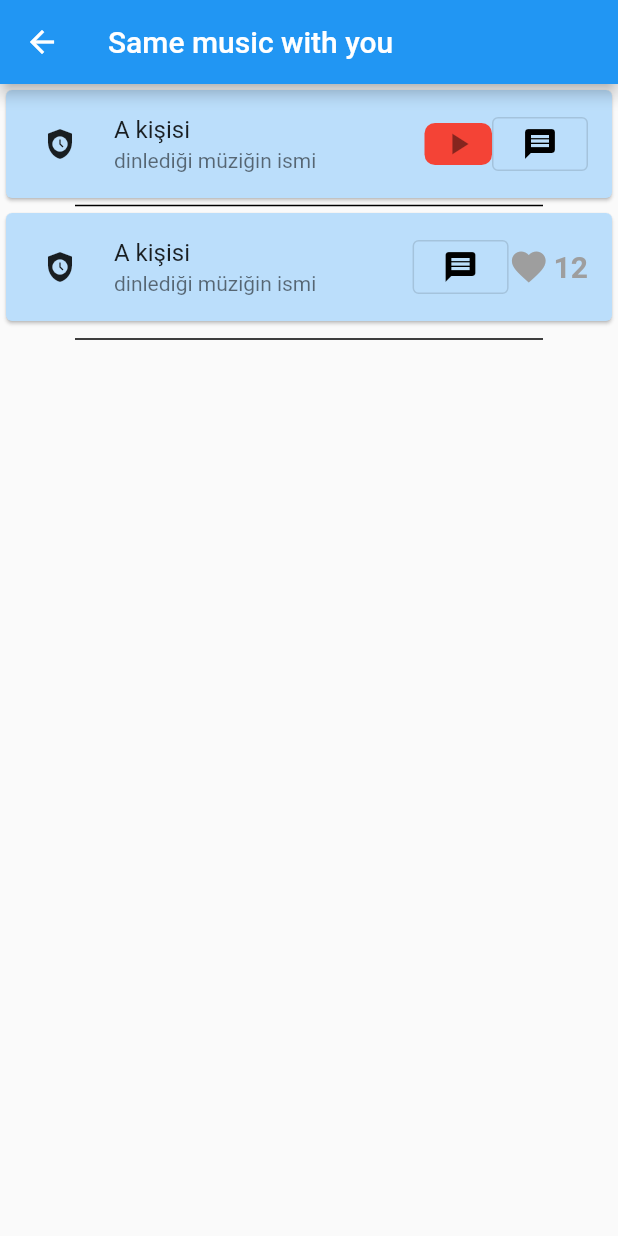
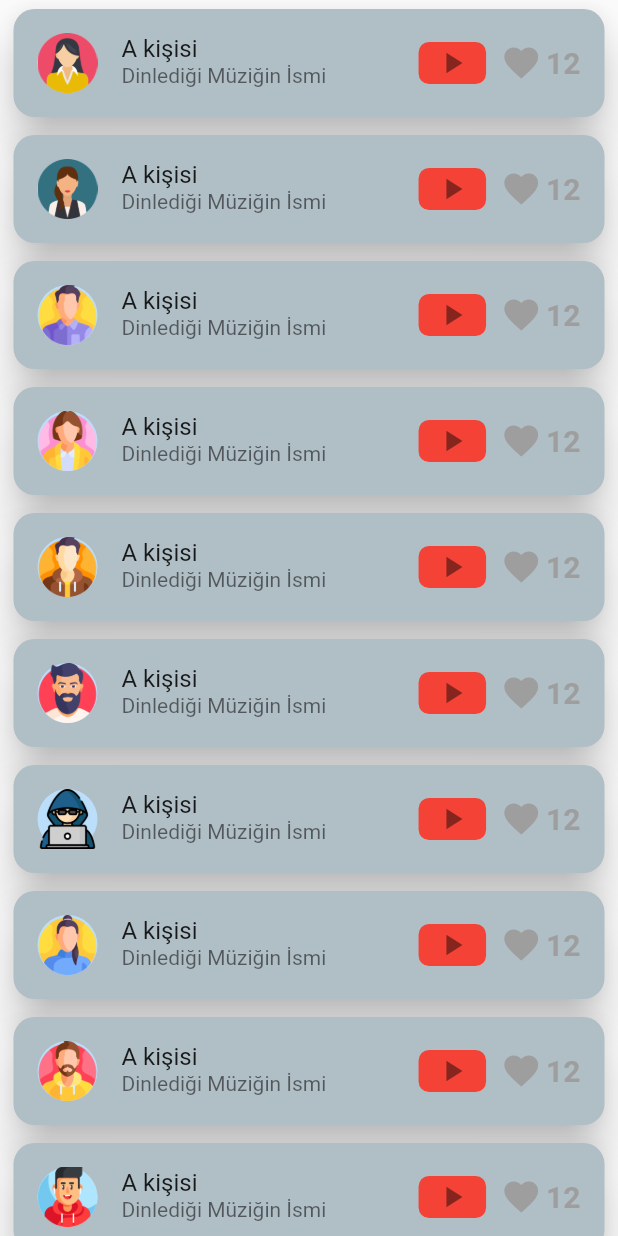
Before and after one commit to KODADASI04/Smart_Music_Selection, a Flutter app: the Sayfa widget shown alone on an empty page, opened directly, on a phone screen of 412 x 824 dp. Run offline on Flutter 3.47's test engine with Material 2 defaults, Android fonts, the phone set to English and light mode, and no system bars; drawn by our look-alikes of like_button; our stand-ins replace email_validator, firebase_auth, firebase_core, google_maps_flutter, google_sign_in, location; accounts and stored records are empty.

Commit message:
same music page added

```diff
--- a/lib/home_page.dart
+++ b/lib/home_page.dart
@@ -3,9 +3,10 @@
 import 'package:firebase_auth/firebase_auth.dart';
 import 'package:flutter/material.dart';
 import 'package:google_sign_in/google_sign_in.dart';
+import 'package:smart_music_selection/mainapp.dart';
 import 'package:smart_music_selection/map_page.dart';
+import 'package:smart_music_selection/same_music.dart';
 
-import 'login_page.dart';
 
 class HomePage extends StatefulWidget {
   const HomePage({super.key});
@@ -17,18 +18,14 @@ class HomePage extends StatefulWidget {
 class _HomePageState extends State<HomePage> {
   int currentIndex = 1;
 
-  List<Widget> pages = [const MapPage(), Container(), Container(), Container()];
+  List<Widget> pages = [const MapPage(), Container(), Sayfa(), Container()];
 
   @override
   Widget build(BuildContext context) {
     return Scaffold(
       backgroundColor: Colors.white,
       appBar: AppBar(
-        title: const Text("AE Music"),
-        backgroundColor: Colors.red,
-        centerTitle: true,
-        actions: [
-          IconButton(
+        leading: IconButton(
           onPressed: () async {
             if (await GoogleSignIn().isSignedIn()) {
               await GoogleSignIn().disconnect();
@@ -36,12 +33,14 @@ class _HomePageState extends State<HomePage> {
             await FirebaseAuth.instance.signOut();
             Navigator.pushReplacement(
               context,
-                MaterialPageRoute(builder: (context) => LoginPage()),
+              MaterialPageRoute(builder: (context) => const MainApp()),
             );
           },
-            icon: const Icon(Icons.logout),
-          )
-        ],
+          icon: const Icon(Icons.arrow_back),
+        ),
+        title: const Text("AE Music"),
+        backgroundColor: Colors.red,
+        centerTitle: true,
       ),
       body: pages[currentIndex],
       bottomNavigationBar: BottomNavigationBar(
--- a/lib/mainapp.dart
+++ b/lib/mainapp.dart
@@ -4,8 +4,6 @@ import 'dart:async';
 
 import 'package:smart_music_selection/home_page.dart';
 import 'package:smart_music_selection/login_page.dart';
-import 'package:smart_music_selection/same_music.dart';
-import 'package:smart_music_selection/veriler.dart';
 import 'package:firebase_auth/firebase_auth.dart';
 import 'package:flutter/material.dart';
 import 'package:google_sign_in/google_sign_in.dart';
@@ -37,7 +35,7 @@ class _MainAppState extends State<MainApp> {
     return Scaffold(
       body: SafeArea(
         child: Container(
-          decoration: BoxDecoration(),
+          decoration: const BoxDecoration(),
           child: Column(
             children: [
               Align(
@@ -160,7 +158,7 @@ class _MainAppState extends State<MainApp> {
 
           Navigator.pushReplacement(
             context,
-            MaterialPageRoute(builder: (context) => HomePage()),
+            MaterialPageRoute(builder: (context) => const HomePage()),
           );
         }
       },
--- a/lib/map_page.dart
+++ b/lib/map_page.dart
@@ -38,34 +38,29 @@ class _MapPageState extends State<MapPage> {
 
   @override
   Widget build(BuildContext context) {
-    final Completer<GoogleMapController> _controller =
+    final Completer<GoogleMapController> controller =
         Completer<GoogleMapController>();
-
-    const CameraPosition _kGooglePlex = CameraPosition(
-      target: LatLng(37.42796133580664, -122.085749655962),
-      zoom: 14.4746,
-    );
-
-    const CameraPosition _kLake = CameraPosition(
-        bearing: 192.8334901395799,
-        target: LatLng(37.43296265331129, -122.08832357078792),
-        tilt: 59.440717697143555,
-        zoom: 19.151926040649414);
     return avatars.length != 10 || _location == null
         ? const Center(
             child: CircularProgressIndicator(),
           )
         : GoogleMap(
             mapType: MapType.normal,
-            initialCameraPosition: _kGooglePlex,
-            onMapCreated: (GoogleMapController controller) {
-              _controller.complete(controller);
+            initialCameraPosition: CameraPosition(
+              target: _location!,
+              zoom: 14.4746,
+            ),
+            onMapCreated: (GoogleMapController gcontroller) {
+              controller.complete(gcontroller);
             },
             markers: {
               for (int i = 0; i < 10; i++)
                 Marker(
                   markerId: MarkerId(i.toString()),
                   icon: avatars[i],
+                  infoWindow: const InfoWindow(
+                    title: "Aaa",
+                  ),
                   position: LatLng(
                     _location!.latitude + i / (Random().nextInt(1000) + 900),
                     _location!.longitude + i / (Random().nextInt(1000) + 900),
--- a/lib/same_music.dart
+++ b/lib/same_music.dart
@@ -1,6 +1,4 @@
 import 'package:flutter/material.dart';
-import 'package:flutter/src/widgets/framework.dart';
-import 'package:flutter/src/widgets/placeholder.dart';
 import 'package:like_button/like_button.dart';
 
 class Sayfa extends StatelessWidget {
@@ -9,21 +7,83 @@ class Sayfa extends StatelessWidget {
   int likeCount = 12;
   @override
   Widget build(BuildContext context) {
-    return Scaffold(
-      appBar: AppBar(
-          title: const Text(
-        "Same music with you",
-      )),
-      body: Column(children: [
-        Card(
-          color: Colors.blue.shade100,
+    return SingleChildScrollView(
+      child: Column(children: [
+        peopleCard(
+          "A kişisi",
+          "Dinlediği Müziğin İsmi",
+          "assets/images/example_avatar1.png",
+        ),
+        peopleCard(
+          "A kişisi",
+          "Dinlediği Müziğin İsmi",
+          "assets/images/example_avatar2.png",
+        ),
+        peopleCard(
+          "A kişisi",
+          "Dinlediği Müziğin İsmi",
+          "assets/images/example_avatar3.png",
+        ),
+        peopleCard(
+          "A kişisi",
+          "Dinlediği Müziğin İsmi",
+          "assets/images/example_avatar4.png",
+        ),
+        peopleCard(
+          "A kişisi",
+          "Dinlediği Müziğin İsmi",
+          "assets/images/example_avatar5.png",
+        ),
+        peopleCard(
+          "A kişisi",
+          "Dinlediği Müziğin İsmi",
+          "assets/images/example_avatar6.png",
+        ),
+        peopleCard(
+          "A kişisi",
+          "Dinlediği Müziğin İsmi",
+          "assets/images/example_avatar7.png",
+        ),
+        peopleCard(
+          "A kişisi",
+          "Dinlediği Müziğin İsmi",
+          "assets/images/example_avatar8.png",
+        ),
+        peopleCard(
+          "A kişisi",
+          "Dinlediği Müziğin İsmi",
+          "assets/images/example_avatar9.png",
+        ),
+        peopleCard(
+          "A kişisi",
+          "Dinlediği Müziğin İsmi",
+          "assets/images/example_avatar10.png",
+        ),
+      ]),
+    );
+  }
+
+  Widget peopleCard(String name, String music, String assetName) {
+    return Padding(
+      padding: const EdgeInsets.symmetric(horizontal: 5, vertical: 2),
+      child: Card(
+        color: Colors.blueGrey.shade200,
+        shape: RoundedRectangleBorder(
+          borderRadius: BorderRadius.circular(14),
+        ),
+        elevation: 12,
         child: ListTile(
-            leading: const CircleAvatar(
-              child: Icon(Icons.safety_check),
+          leading: CircleAvatar(
+            child: Image.asset(assetName),
           ),
-            title: const Text("A kişisi"),
-            subtitle: const Text("dinlediği müziğin ismi"),
-            trailing: Row(mainAxisSize: MainAxisSize.min, children: [
+          title: Text(name),
+          subtitle: SingleChildScrollView(
+            scrollDirection: Axis.horizontal,
+            child: Text(music),
+          ),
+          trailing: Row(
+            mainAxisSize: MainAxisSize.min,
+            children: [
               Ink(
                 decoration: BoxDecoration(
                     shape: BoxShape.rectangle,
@@ -31,39 +91,11 @@ class Sayfa extends StatelessWidget {
                     borderRadius: BorderRadius.circular(7)),
                 width: 45,
                 height: 28,
-                child: Icon(Icons.play_arrow),
+                child: const Icon(Icons.play_arrow),
               ),
-              OutlinedButton(
-                  onPressed: () {},
-                  child: Icon(
-                    Icons.message,
-                    color: Colors.black,
-                  )),
-            ]),
+              const SizedBox(
+                width: 10,
               ),
-        ),
-        const Divider(
-          color: Colors.black,
-          height: 2,
-          thickness: 1,
-          indent: 50,
-          endIndent: 50,
-        ),
-        Card(
-          color: Colors.blue.shade100,
-          child: ListTile(
-            leading: const CircleAvatar(
-              child: Icon(Icons.safety_check),
-            ),
-            title: const Text("A kişisi"),
-            subtitle: const Text("dinlediği müziğin ismi"),
-            trailing: Row(mainAxisSize: MainAxisSize.min, children: [
-              OutlinedButton(
-                  onPressed: () {},
-                  child: Icon(
-                    Icons.message,
-                    color: Colors.black,
-                  )),
               LikeButton(
                 size: 27,
                 isLiked: isLiked,
@@ -74,27 +106,24 @@ class Sayfa extends StatelessWidget {
                 },
                 countBuilder: (count, isLiked, text) {
                   final color = isLiked ? Colors.red : Colors.grey;
-                    return Text(likeCount.toString(),
+                  return Text(
+                    text,
                     style: TextStyle(
                         color: color,
                         fontSize: 20,
-                            fontWeight: FontWeight.bold));
+                        fontWeight: FontWeight.bold),
+                  );
                 },
                 onTap: (isLiked) async {
                   this.isLiked = !isLiked;
                   likeCount += this.isLiked ? 1 : -1;
                   return !isLiked;
-                  })
-            ]),
+                },
+              ),
+            ],
           ),
         ),
-        const Divider(
-          color: Colors.black,
-          thickness: 1,
-          indent: 50,
-          endIndent: 50,
-        )
-      ]),
+      ),
     );
   }
 }
```
Lines whose indentation alone changed are shown as unchanged.
